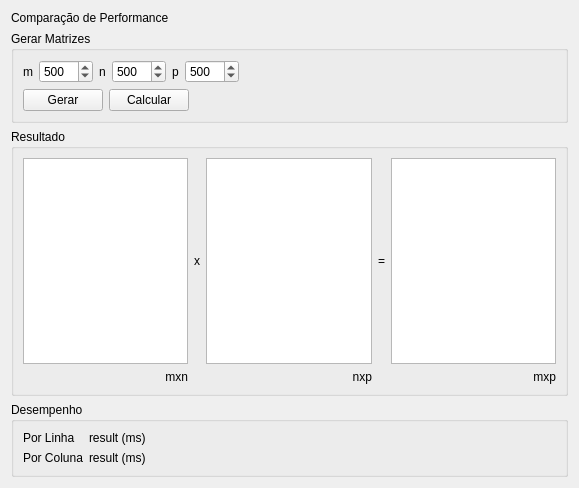
This is Algebra/Matrix01/performance_tab.ui in RicardoBusta/Doutorado as Qt 5 draws it before an edit. The edited form follows.
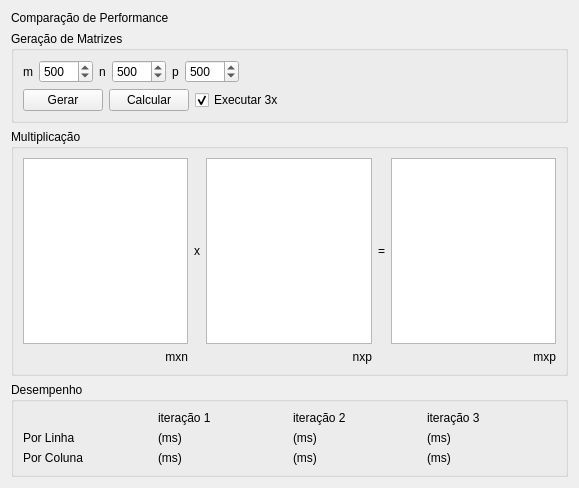
This is the edited form.

Commit message: Terminando as interfaces dos outros trabalhos.

```diff
--- a/Algebra/Matrix01/performance_tab.ui
+++ b/Algebra/Matrix01/performance_tab.ui
@@ -24,7 +24,7 @@
    <item>
     <widget class="QGroupBox" name="groupBox">
      <property name="title">
-      <string>Gerar Matrizes</string>
+      <string>Geração de Matrizes</string>
      </property>
      <layout class="QVBoxLayout" name="verticalLayout_2">
       <item>
@@ -120,6 +120,16 @@
           </property>
          </widget>
         </item>
+        <item>
+         <widget class="QCheckBox" name="three_times_checkBox">
+          <property name="text">
+           <string>Executar 3x</string>
+          </property>
+          <property name="checked">
+           <bool>true</bool>
+          </property>
+         </widget>
+        </item>
         <item>
          <spacer name="horizontalSpacer_2">
           <property name="orientation">
@@ -141,7 +151,7 @@
    <item>
     <widget class="QGroupBox" name="groupBox_2">
      <property name="title">
-      <string>Resultado</string>
+      <string>Multiplicação</string>
      </property>
      <layout class="QGridLayout" name="gridLayout">
       <item row="0" column="1">
@@ -289,32 +299,81 @@
      <property name="title">
       <string>Desempenho</string>
      </property>
-     <layout class="QFormLayout" name="formLayout">
-      <item row="0" column="0">
+     <layout class="QGridLayout" name="gridLayout_2">
+      <item row="2" column="1">
+       <widget class="QLabel" name="col_label">
+        <property name="text">
+         <string>(ms)</string>
+        </property>
+       </widget>
+      </item>
+      <item row="1" column="0">
        <widget class="QLabel" name="label_7">
         <property name="text">
          <string>Por Linha</string>
         </property>
        </widget>
       </item>
-      <item row="1" column="0">
+      <item row="1" column="1">
+       <widget class="QLabel" name="row_label">
+        <property name="text">
+         <string>(ms)</string>
+        </property>
+       </widget>
+      </item>
+      <item row="0" column="1">
+       <widget class="QLabel" name="label_9">
+        <property name="text">
+         <string>iteração 1</string>
+        </property>
+       </widget>
+      </item>
+      <item row="0" column="2">
+       <widget class="QLabel" name="label_10">
+        <property name="text">
+         <string>iteração 2</string>
+        </property>
+       </widget>
+      </item>
+      <item row="2" column="0">
        <widget class="QLabel" name="label_8">
         <property name="text">
          <string>Por Coluna</string>
         </property>
        </widget>
       </item>
-      <item row="0" column="1">
-       <widget class="QLabel" name="row_label">
+      <item row="0" column="3">
+       <widget class="QLabel" name="label_14">
         <property name="text">
-         <string>result (ms)</string>
+         <string>iteração 3</string>
         </property>
        </widget>
       </item>
-      <item row="1" column="1">
-       <widget class="QLabel" name="col_label">
+      <item row="1" column="2">
+       <widget class="QLabel" name="row2_label">
         <property name="text">
-         <string>result (ms)</string>
+         <string>(ms)</string>
+        </property>
+       </widget>
+      </item>
+      <item row="1" column="3">
+       <widget class="QLabel" name="row3_label">
+        <property name="text">
+         <string>(ms)</string>
+        </property>
+       </widget>
+      </item>
+      <item row="2" column="2">
+       <widget class="QLabel" name="col2_label">
+        <property name="text">
+         <string>(ms)</string>
+        </property>
+       </widget>
+      </item>
+      <item row="2" column="3">
+       <widget class="QLabel" name="col3_label">
+        <property name="text">
+         <string>(ms)</string>
         </property>
        </widget>
       </item>
```
The commit also changes 5 other files.
